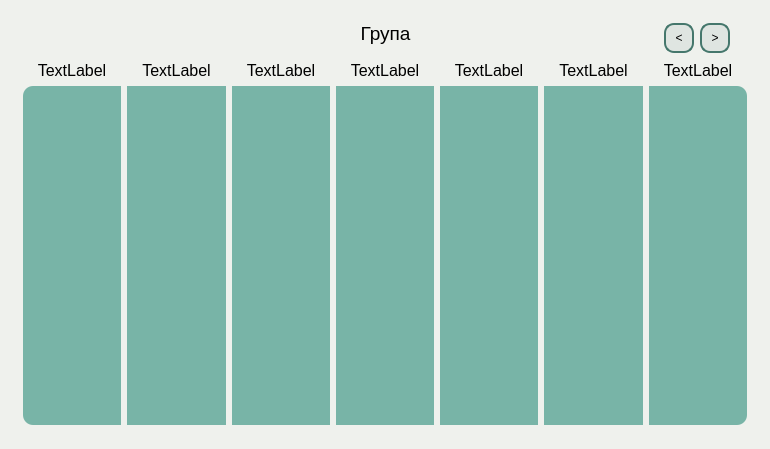
MykytaKa/MVP_Studly_Product, file studly/schedule/scheduleClass.ui: the form before one commit.
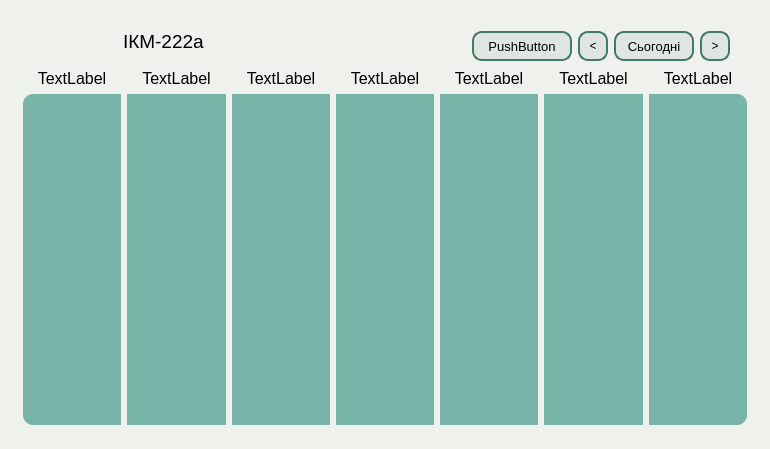
The form after the commit.

Commit message: update window schedule

The edit to the form file:
```diff
--- a/studly/schedule/scheduleClass.ui
+++ b/studly/schedule/scheduleClass.ui
@@ -30,6 +30,12 @@
    </property>
    <item>
     <widget class="QGroupBox" name="groupBox">
+     <property name="sizePolicy">
+      <sizepolicy hsizetype="Preferred" vsizetype="Expanding">
+       <horstretch>0</horstretch>
+       <verstretch>0</verstretch>
+      </sizepolicy>
+     </property>
      <property name="styleSheet">
       <string notr="true">background-color: rgb(239, 241, 237);
 border-radius: 10px;</string>
@@ -47,10 +53,60 @@
       <property name="bottomMargin">
        <number>0</number>
       </property>
-      <item row="1" column="0">
+      <item row="1" column="7">
+       <widget class="QPushButton" name="todayButton">
+        <property name="minimumSize">
+         <size>
+          <width>80</width>
+          <height>30</height>
+         </size>
+        </property>
+        <property name="maximumSize">
+         <size>
+          <width>80</width>
+          <height>30</height>
+         </size>
+        </property>
+        <property name="font">
+         <font>
+          <pointsize>10</pointsize>
+         </font>
+        </property>
+        <property name="cursor">
+         <cursorShape>PointingHandCursor</cursorShape>
+        </property>
+        <property name="styleSheet">
+         <string notr="true">border-radius: 10px;
+border-style: solid;
+background-color: rgba(69, 119, 108, 25);
+border-color: rgb(69, 119, 108);
+border-width: 2px;</string>
+        </property>
+        <property name="text">
+         <string>Сьогодні</string>
+        </property>
+       </widget>
+      </item>
+      <item row="3" column="3">
+       <spacer name="verticalSpacer">
+        <property name="orientation">
+         <enum>Qt::Vertical</enum>
+        </property>
+        <property name="sizeType">
+         <enum>QSizePolicy::Fixed</enum>
+        </property>
+        <property name="sizeHint" stdset="0">
+         <size>
+          <width>20</width>
+          <height>10</height>
+         </size>
+        </property>
+       </spacer>
+      </item>
+      <item row="1" column="0" colspan="5">
        <widget class="QLabel" name="groupLabel">
         <property name="sizePolicy">
-         <sizepolicy hsizetype="Preferred" vsizetype="Fixed">
+         <sizepolicy hsizetype="Expanding" vsizetype="Fixed">
           <horstretch>0</horstretch>
           <verstretch>0</verstretch>
          </sizepolicy>
@@ -61,6 +117,9 @@
           <bold>false</bold>
          </font>
         </property>
+        <property name="layoutDirection">
+         <enum>Qt::LeftToRight</enum>
+        </property>
         <property name="autoFillBackground">
          <bool>false</bool>
         </property>
@@ -70,14 +129,48 @@
 padding-left: 95px;</string>
         </property>
         <property name="text">
-         <string>Група</string>
+         <string>ІКМ-222а</string>
         </property>
         <property name="alignment">
-         <set>Qt::AlignCenter</set>
+         <set>Qt::AlignLeading|Qt::AlignLeft|Qt::AlignVCenter</set>
         </property>
        </widget>
       </item>
-      <item row="1" column="2">
+      <item row="1" column="5">
+       <widget class="QPushButton" name="chooseDateButton">
+        <property name="minimumSize">
+         <size>
+          <width>100</width>
+          <height>30</height>
+         </size>
+        </property>
+        <property name="maximumSize">
+         <size>
+          <width>100</width>
+          <height>30</height>
+         </size>
+        </property>
+        <property name="font">
+         <font>
+          <pointsize>10</pointsize>
+         </font>
+        </property>
+        <property name="cursor">
+         <cursorShape>PointingHandCursor</cursorShape>
+        </property>
+        <property name="styleSheet">
+         <string notr="true">border-radius: 10px;
+border-style: solid;
+background-color: rgba(69, 119, 108, 25);
+border-color: rgb(69, 119, 108);
+border-width: 2px;</string>
+        </property>
+        <property name="text">
+         <string>PushButton</string>
+        </property>
+       </widget>
+      </item>
+      <item row="1" column="8">
        <widget class="QPushButton" name="dateForward">
         <property name="minimumSize">
          <size>
@@ -106,7 +199,7 @@
         </property>
        </widget>
       </item>
-      <item row="1" column="1">
+      <item row="1" column="6">
        <widget class="QPushButton" name="dateBack">
         <property name="minimumSize">
          <size>
@@ -135,23 +228,7 @@
         </property>
        </widget>
       </item>
-      <item row="3" column="0">
-       <spacer name="verticalSpacer">
-        <property name="orientation">
-         <enum>Qt::Vertical</enum>
-        </property>
-        <property name="sizeType">
-         <enum>QSizePolicy::Fixed</enum>
-        </property>
-        <property name="sizeHint" stdset="0">
-         <size>
-          <width>20</width>
-          <height>10</height>
-         </size>
-        </property>
-       </spacer>
-      </item>
-      <item row="0" column="0">
+      <item row="0" column="0" colspan="9">
        <spacer name="verticalSpacer_2">
         <property name="orientation">
          <enum>Qt::Vertical</enum>
@@ -162,12 +239,12 @@
         <property name="sizeHint" stdset="0">
          <size>
           <width>20</width>
-          <height>5</height>
+          <height>13</height>
          </size>
         </property>
        </spacer>
       </item>
-      <item row="1" column="3">
+      <item row="1" column="9">
        <spacer name="horizontalSpacer">
         <property name="orientation">
          <enum>Qt::Horizontal</enum>
@@ -178,12 +255,12 @@
         <property name="sizeHint" stdset="0">
          <size>
           <width>20</width>
-          <height>20</height>
+          <height>5</height>
          </size>
         </property>
        </spacer>
       </item>
-      <item row="2" column="0" colspan="4">
+      <item row="2" column="0" colspan="10">
        <layout class="QHBoxLayout" name="horizontalLayout">
         <item>
          <layout class="QGridLayout" name="daysContainer">
@@ -193,112 +270,7 @@
           <property name="bottomMargin">
            <number>0</number>
           </property>
-          <item row="0" column="3">
-           <widget class="QLabel" name="day3Label">
-            <property name="font">
-             <font>
-              <pointsize>12</pointsize>
-             </font>
-            </property>
-            <property name="text">
-             <string>TextLabel</string>
-            </property>
-            <property name="alignment">
-             <set>Qt::AlignCenter</set>
-            </property>
-           </widget>
-          </item>
-          <item row="0" column="4">
-           <widget class="QLabel" name="day4Label">
-            <property name="font">
-             <font>
-              <pointsize>12</pointsize>
-             </font>
-            </property>
-            <property name="text">
-             <string>TextLabel</string>
-            </property>
-            <property name="alignment">
-             <set>Qt::AlignCenter</set>
-            </property>
-           </widget>
-          </item>
-          <item row="0" column="5">
-           <widget class="QLabel" name="day5Label">
-            <property name="font">
-             <font>
-              <pointsize>12</pointsize>
-             </font>
-            </property>
-            <property name="text">
-             <string>TextLabel</string>
-            </property>
-            <property name="alignment">
-             <set>Qt::AlignCenter</set>
-            </property>
-           </widget>
-          </item>
-          <item row="0" column="6">
-           <widget class="QLabel" name="day6Label">
-            <property name="font">
-             <font>
-              <pointsize>12</pointsize>
-             </font>
-            </property>
-            <property name="text">
-             <string>TextLabel</string>
-            </property>
-            <property name="alignment">
-             <set>Qt::AlignCenter</set>
-            </property>
-           </widget>
-          </item>
-          <item row="0" column="2">
-           <widget class="QLabel" name="day2Label">
-            <property name="font">
-             <font>
-              <pointsize>12</pointsize>
-             </font>
-            </property>
-            <property name="text">
-             <string>TextLabel</string>
-            </property>
-            <property name="alignment">
-             <set>Qt::AlignCenter</set>
-            </property>
-           </widget>
-          </item>
-          <item row="0" column="7">
-           <widget class="QLabel" name="day7Label">
-            <property name="font">
-             <font>
-              <pointsize>12</pointsize>
-             </font>
-            </property>
-            <property name="text">
-             <string>TextLabel</string>
-            </property>
-            <property name="alignment">
-             <set>Qt::AlignCenter</set>
-            </property>
-           </widget>
-          </item>
-          <item row="0" column="1">
-           <widget class="QLabel" name="day1Label">
-            <property name="font">
-             <font>
-              <pointsize>12</pointsize>
-             </font>
-            </property>
-            <property name="text">
-             <string>TextLabel</string>
-            </property>
-            <property name="alignment">
-             <set>Qt::AlignCenter</set>
-            </property>
-           </widget>
-          </item>
-          <item row="1" column="1" colspan="7">
+          <item row="2" column="1" colspan="7">
            <widget class="QScrollArea" name="scrollArea">
             <property name="widgetResizable">
              <bool>true</bool>
@@ -309,7 +281,7 @@
                <x>0</x>
                <y>0</y>
                <width>725</width>
-               <height>321</height>
+               <height>313</height>
               </rect>
              </property>
              <property name="sizePolicy">
@@ -365,6 +337,19 @@
                    <property name="bottomMargin">
                     <number>0</number>
                    </property>
+                   <item>
+                    <spacer name="verticalSpacer_3">
+                     <property name="orientation">
+                      <enum>Qt::Vertical</enum>
+                     </property>
+                     <property name="sizeHint" stdset="0">
+                      <size>
+                       <width>20</width>
+                       <height>40</height>
+                      </size>
+                     </property>
+                    </spacer>
+                   </item>
                   </layout>
                  </widget>
                 </item>
@@ -398,6 +383,19 @@
                    <property name="bottomMargin">
                     <number>0</number>
                    </property>
+                   <item>
+                    <spacer name="verticalSpacer_4">
+                     <property name="orientation">
+                      <enum>Qt::Vertical</enum>
+                     </property>
+                     <property name="sizeHint" stdset="0">
+                      <size>
+                       <width>20</width>
+                       <height>40</height>
+                      </size>
+                     </property>
+                    </spacer>
+                   </item>
                   </layout>
                  </widget>
                 </item>
@@ -431,6 +429,19 @@
                    <property name="bottomMargin">
                     <number>0</number>
                    </property>
+                   <item>
+                    <spacer name="verticalSpacer_5">
+                     <property name="orientation">
+                      <enum>Qt::Vertical</enum>
+                     </property>
+                     <property name="sizeHint" stdset="0">
+                      <size>
+                       <width>20</width>
+                       <height>40</height>
+                      </size>
+                     </property>
+                    </spacer>
+                   </item>
                   </layout>
                  </widget>
                 </item>
@@ -464,6 +475,19 @@
                    <property name="bottomMargin">
                     <number>0</number>
                    </property>
+                   <item>
+                    <spacer name="verticalSpacer_6">
+                     <property name="orientation">
+                      <enum>Qt::Vertical</enum>
+                     </property>
+                     <property name="sizeHint" stdset="0">
+                      <size>
+                       <width>20</width>
+                       <height>40</height>
+                      </size>
+                     </property>
+                    </spacer>
+                   </item>
                   </layout>
                  </widget>
                 </item>
@@ -497,6 +521,19 @@
                    <property name="bottomMargin">
                     <number>0</number>
                    </property>
+                   <item>
+                    <spacer name="verticalSpacer_7">
+                     <property name="orientation">
+                      <enum>Qt::Vertical</enum>
+                     </property>
+                     <property name="sizeHint" stdset="0">
+                      <size>
+                       <width>20</width>
+                       <height>40</height>
+                      </size>
+                     </property>
+                    </spacer>
+                   </item>
                   </layout>
                  </widget>
                 </item>
@@ -530,6 +567,19 @@
                    <property name="bottomMargin">
                     <number>0</number>
                    </property>
+                   <item>
+                    <spacer name="verticalSpacer_8">
+                     <property name="orientation">
+                      <enum>Qt::Vertical</enum>
+                     </property>
+                     <property name="sizeHint" stdset="0">
+                      <size>
+                       <width>20</width>
+                       <height>40</height>
+                      </size>
+                     </property>
+                    </spacer>
+                   </item>
                   </layout>
                  </widget>
                 </item>
@@ -565,6 +615,19 @@
                    <property name="bottomMargin">
                     <number>0</number>
                    </property>
+                   <item>
+                    <spacer name="verticalSpacer_9">
+                     <property name="orientation">
+                      <enum>Qt::Vertical</enum>
+                     </property>
+                     <property name="sizeHint" stdset="0">
+                      <size>
+                       <width>20</width>
+                       <height>40</height>
+                      </size>
+                     </property>
+                    </spacer>
+                   </item>
                   </layout>
                  </widget>
                 </item>
@@ -574,6 +637,111 @@
             </widget>
            </widget>
           </item>
+          <item row="1" column="1">
+           <widget class="QLabel" name="day1Label">
+            <property name="font">
+             <font>
+              <pointsize>12</pointsize>
+             </font>
+            </property>
+            <property name="text">
+             <string>TextLabel</string>
+            </property>
+            <property name="alignment">
+             <set>Qt::AlignCenter</set>
+            </property>
+           </widget>
+          </item>
+          <item row="1" column="2">
+           <widget class="QLabel" name="day2Label">
+            <property name="font">
+             <font>
+              <pointsize>12</pointsize>
+             </font>
+            </property>
+            <property name="text">
+             <string>TextLabel</string>
+            </property>
+            <property name="alignment">
+             <set>Qt::AlignCenter</set>
+            </property>
+           </widget>
+          </item>
+          <item row="1" column="3">
+           <widget class="QLabel" name="day3Label">
+            <property name="font">
+             <font>
+              <pointsize>12</pointsize>
+             </font>
+            </property>
+            <property name="text">
+             <string>TextLabel</string>
+            </property>
+            <property name="alignment">
+             <set>Qt::AlignCenter</set>
+            </property>
+           </widget>
+          </item>
+          <item row="1" column="4">
+           <widget class="QLabel" name="day4Label">
+            <property name="font">
+             <font>
+              <pointsize>12</pointsize>
+             </font>
+            </property>
+            <property name="text">
+             <string>TextLabel</string>
+            </property>
+            <property name="alignment">
+             <set>Qt::AlignCenter</set>
+            </property>
+           </widget>
+          </item>
+          <item row="1" column="5">
+           <widget class="QLabel" name="day5Label">
+            <property name="font">
+             <font>
+              <pointsize>12</pointsize>
+             </font>
+            </property>
+            <property name="text">
+             <string>TextLabel</string>
+            </property>
+            <property name="alignment">
+             <set>Qt::AlignCenter</set>
+            </property>
+           </widget>
+          </item>
+          <item row="1" column="6">
+           <widget class="QLabel" name="day6Label">
+            <property name="font">
+             <font>
+              <pointsize>12</pointsize>
+             </font>
+            </property>
+            <property name="text">
+             <string>TextLabel</string>
+            </property>
+            <property name="alignment">
+             <set>Qt::AlignCenter</set>
+            </property>
+           </widget>
+          </item>
+          <item row="1" column="7">
+           <widget class="QLabel" name="day7Label">
+            <property name="font">
+             <font>
+              <pointsize>12</pointsize>
+             </font>
+            </property>
+            <property name="text">
+             <string>TextLabel</string>
+            </property>
+            <property name="alignment">
+             <set>Qt::AlignCenter</set>
+            </property>
+           </widget>
+          </item>
          </layout>
         </item>
        </layout>
```
The commit also changes 24 other files.
